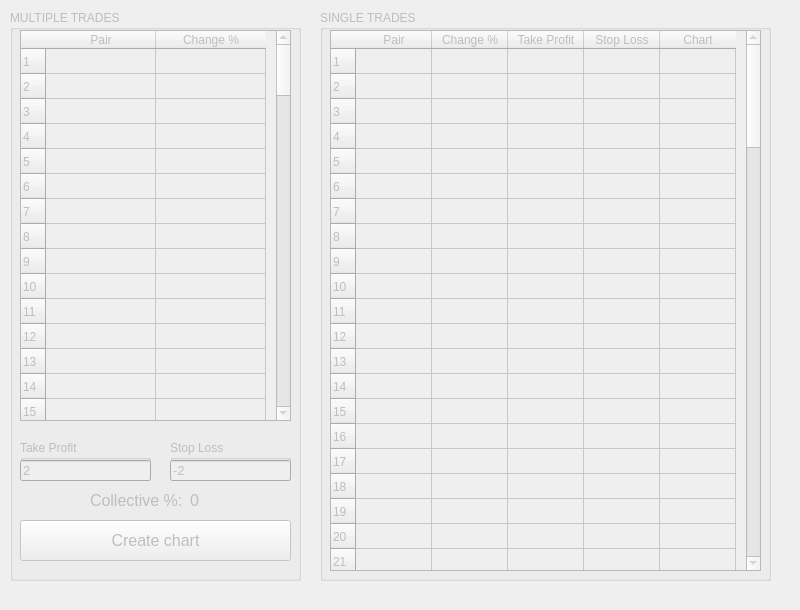
Old version of the form main.ui in the repository terrencstaciralphlindgr/Bitsgap-Trading-Bot.
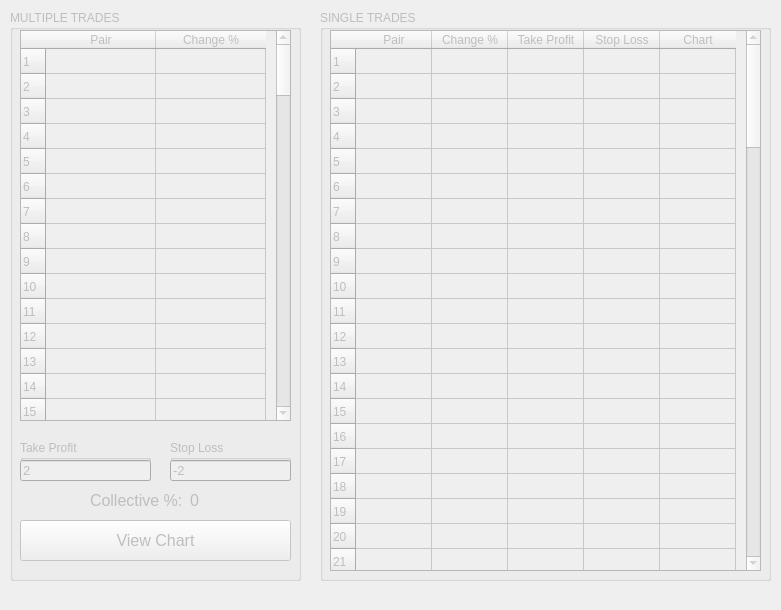
New version of the form.

What changed in the file:
```diff
--- a/main.ui
+++ b/main.ui
@@ -9,7 +9,7 @@
    <rect>
     <x>0</x>
     <y>0</y>
-    <width>800</width>
+    <width>781</width>
     <height>610</height>
    </rect>
   </property>
@@ -21,13 +21,13 @@
   </property>
   <property name="minimumSize">
    <size>
-    <width>800</width>
+    <width>781</width>
     <height>610</height>
    </size>
   </property>
   <property name="maximumSize">
    <size>
-    <width>800</width>
+    <width>781</width>
     <height>610</height>
    </size>
   </property>
@@ -257,7 +257,7 @@
       </font>
      </property>
      <property name="text">
-      <string>Create chart</string>
+      <string>View Chart</string>
      </property>
     </widget>
     <widget class="QGroupBox" name="groupBox_3">
```
